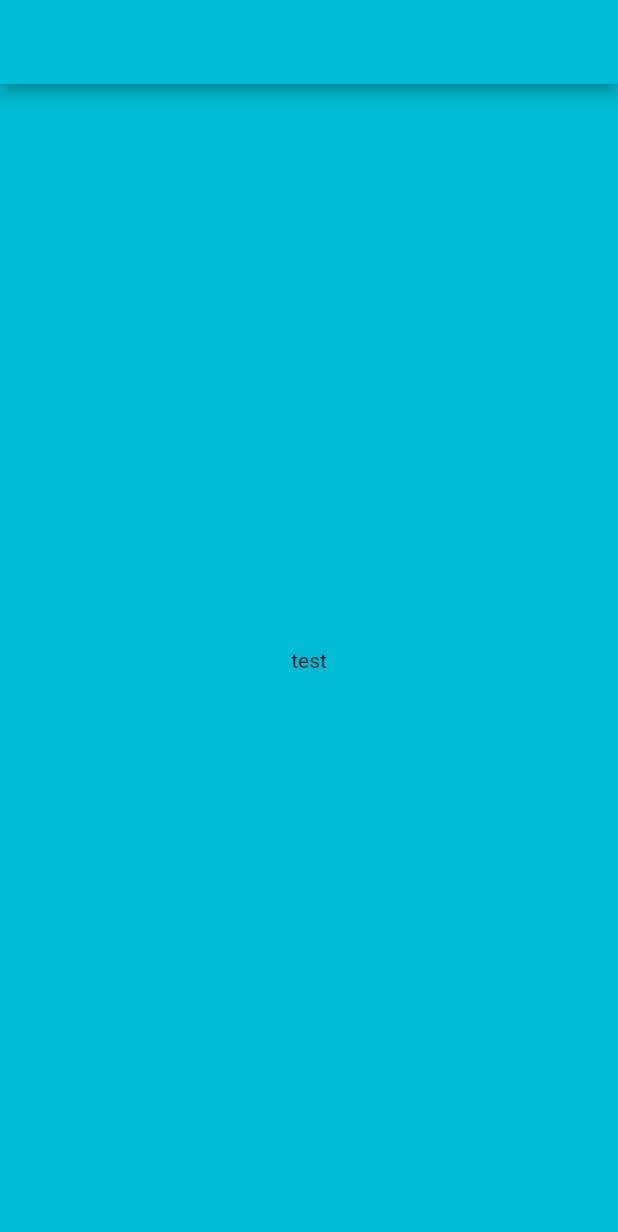
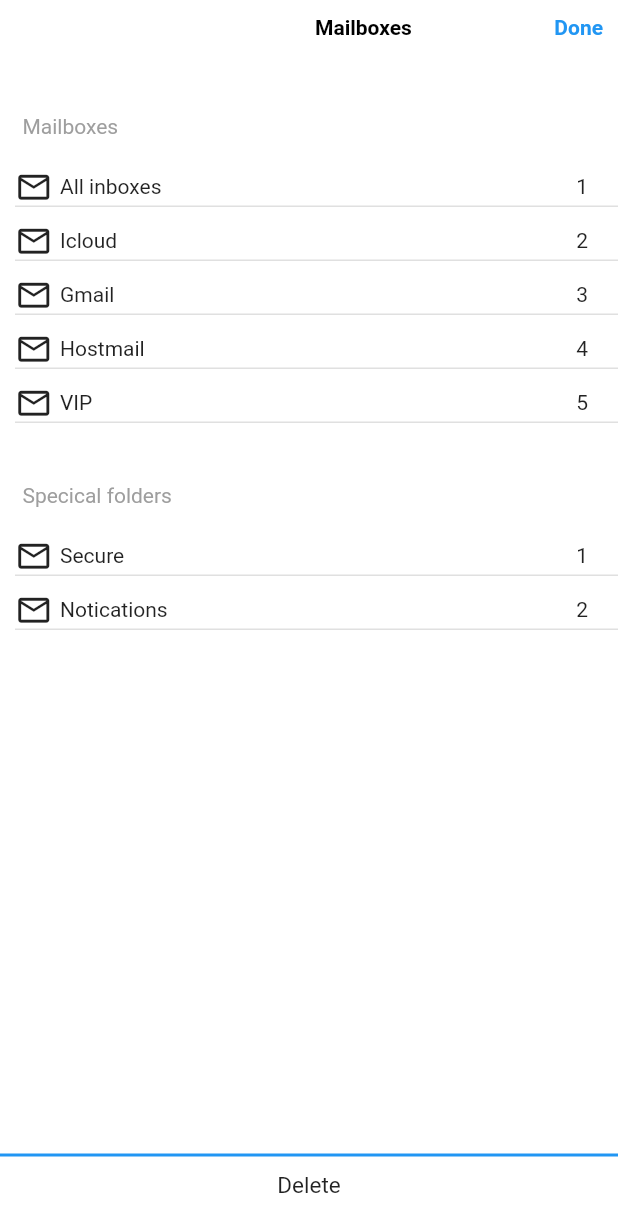
Before and after one commit to HieuNM47/TH_LapTrinhDiDong_LamNhom_TH2, a Flutter app: the screen it shows after launch, on a phone screen of 412 x 824 dp. Shown: the top 1232 px of the screen. Run offline on Flutter 3.47's test engine with Material 2 defaults, Android fonts, the phone set to English and light mode, and no system bars; missing offline and left inert: dart:html.

Commit message:
push giao dien home mail

```diff
--- a/th2_chuyenform/lib/main.dart
+++ b/th2_chuyenform/lib/main.dart
@@ -1,3 +1,5 @@
+import 'dart:html';
+
 import 'package:flutter/material.dart';
 
 void main() {
@@ -20,180 +22,143 @@ class MyApp extends StatelessWidget {
 
 class HomePage extends StatelessWidget {
   HomePage({Key? key}) : super(key: key);
+  bool valuesecond = false;
+
+  Padding titleSection(String text) {
+    return Padding(
+      padding: EdgeInsets.fromLTRB(15, 40, 20, 10),
+      child: Text(
+        text,
+        style: TextStyle(
+          color: Colors.grey[500],
+          // backgroundColor: Colors.blueGrey[50],
+        ),
+      ),
+    );
+  }
+
+  Padding itemMail(String name, String quantity) {
+    return Padding(
+      padding: EdgeInsets.fromLTRB(10, 10, 0, 0),
+      child: Column(
+        mainAxisAlignment: MainAxisAlignment.start,
+        children: [
+          Row(
+            mainAxisAlignment: MainAxisAlignment.spaceBetween,
+            children: [
+              Row(
+                children: [
+                  Icon(
+                    Icons.mail_outline,
+                    color: Colors.green[120],
+                    size: 25.0,
+                  ),
+                  Padding(
+                    padding: EdgeInsets.only(left: 5),
+                    child: Text(name),
+                  )
+                ],
+              ),
+              Padding(
+                padding: EdgeInsets.only(right: 20),
+                child: Text(quantity),
+              )
+            ],
+          ),
+          Container(
+            height: 1,
+            color: Colors.black12,
+          )
+        ],
+      ),
+    );
+  }
 
   @override
   Widget build(BuildContext context) {
+    Widget navSection = Padding(
+      padding: EdgeInsets.all(10),
+      child: Row(
+        mainAxisAlignment: MainAxisAlignment.spaceBetween,
+        children: [
+          Padding(
+            padding: EdgeInsets.only(left: 200),
+            child: const Text(
+              'Mailboxes',
+              style: TextStyle(
+                fontWeight: FontWeight.w600,
+                color: Colors.black,
+              ),
+            ),
+          ),
+          const Text(
+            'Done',
+            style: TextStyle(
+              fontWeight: FontWeight.w600,
+              color: Colors.blue,
+            ),
+          ),
+        ],
+      ),
+    );
+
+    Widget listItemMailboxesSection = Column(
+      mainAxisAlignment: MainAxisAlignment.start,
+      children: [
+        itemMail('All inboxes', '1'),
+        itemMail('Icloud', '2'),
+        itemMail('Gmail', '3'),
+        itemMail('Hostmail', '4'),
+        itemMail('VIP', '5'),
+      ],
+    );
+    Widget listItemSpecicalSection = Column(
+      mainAxisAlignment: MainAxisAlignment.start,
+      children: [
+        itemMail('Secure', '1'),
+        itemMail('Notications', '2'),
+      ],
+    );
+    Widget footerSection = Expanded(
+      child: Align(
+        alignment: FractionalOffset.bottomCenter,
+        child: Padding(
+          padding: EdgeInsets.fromLTRB(0, 20, 0, 25),
+          child: Column(
+            mainAxisAlignment: MainAxisAlignment.end,
+            children: [
+              Container(
+                height: 2,
+                color: Colors.blue,
+              ),
+              Padding(
+                padding: EdgeInsets.only(top: 10),
+                child: Text(
+                  'Delete',
+                  style: TextStyle(fontSize: 15),
+                ),
+              )
+            ],
+          ),
+        ),
+      ),
+    );
+
     return Scaffold(
-      appBar: AppBar(
-        backgroundColor: Colors.cyan,
-        //title: Text('Đăng nhập'),
-      ),
-      backgroundColor: Colors.cyan,
+      backgroundColor: Colors.white,
       body: Center(
           child: Column(
-        mainAxisAlignment: MainAxisAlignment.center,
+        mainAxisAlignment: MainAxisAlignment.start,
+        crossAxisAlignment: CrossAxisAlignment.start,
         children: <Widget>[
-          Text(
-            'test',
-          ),
+          navSection,
+          titleSection('Mailboxes'),
+          listItemMailboxesSection,
+          titleSection('Specical folders'),
+          listItemSpecicalSection,
+          footerSection,
         ],
       )),
     );
   }
 }
-
-class LoginPage extends StatelessWidget {
-  LoginPage({Key? key}) : super(key: key);
-  final _IDControlUse = TextEditingController();
-  final _IDControlPass = TextEditingController();
-  String Us = 'TOB123';
-  String Pass = '123456';
-
-  @override
-  Widget build(BuildContext context) {
-    void Login() {
-      if (_IDControlUse.text == '' && _IDControlPass.text == '') {
-        showDialog(
-            context: context,
-            builder: (BuildContext context) {
-              return AlertDialog(
-                title: const Text('Thông báo'),
-                content: Text('Yêu cầu nhập đầy đủ thông tin'),
-                actions: [
-                  TextButton(
-                    onPressed: () {
-                      Navigator.pop(context);
-                    },
-                    child: Text('Tắt'),
-                  )
-                ],
-              );
-            });
-      } else if (_IDControlUse.text == Us && _IDControlPass.text == Pass) {
-        //Navigator chuyển tới trang Load + mailBox, Showdialog chỉ mang tính chất test xử lý đăng nhập
-        showDialog(
-            context: context,
-            builder: (BuildContext context) {
-              return AlertDialog(
-                title: const Text('Thông báo'),
-                content: Text('Đăng nhập thành công'),
-                actions: [
-                  TextButton(
-                    onPressed: () {
-                      Navigator.pop(context);
-                    },
-                    child: Text('Tắt'),
-                  )
-                ],
-              );
-            });
-      } else {
-        //Navigator chuyển tới trang lỗi đăng nhập, Showdialog chỉ mang tính chất test xử lý đăng nhập
-        showDialog(
-            context: context,
-            builder: (BuildContext context) {
-              return AlertDialog(
-                title: const Text('Thông báo'),
-                content: Text('Đăng nhập không thành công'),
-                actions: [
-                  TextButton(
-                    onPressed: () {
-                      Navigator.pop(context);
-                    },
-                    child: Text('Tắt'),
-                  )
-                ],
-              );
-            });
-      }
-    }
-
-    ;
-
-    Widget Imagesection = Image.asset(
-      'images/Email.JPG',
-      width: 150,
-      height: 150,
-      fit: BoxFit.cover,
-    );
-    Widget TextSignln = Container(
-      alignment: Alignment.center,
-      child: Text(
-        'Signln',
-        style: TextStyle(fontSize: 60, color: Colors.white),
-      ),
-    );
-    Widget Textabc = Container(
-      alignment: Alignment.center,
-      child: Text(
-        'Speak, friend, and enter',
-        style: TextStyle(fontSize: 20),
-      ),
-    );
-    Widget TextBoxEmail = Container(
-      padding: EdgeInsets.all(15),
-      child: TextField(
-        controller: _IDControlUse,
-        textAlign: TextAlign.center,
-        decoration: InputDecoration(
-          fillColor: Colors.white,
-          filled: true,
-          hintText: 'Email',
-          prefixIcon: Icon(Icons.email, color: Colors.black),
-        ),
-      ),
-    );
-    Widget TextBoxPassword = Container(
-      padding: EdgeInsets.only(top: 15, right: 15, left: 15, bottom: 50),
-      child: TextField(
-        controller: _IDControlPass,
-        textAlign: TextAlign.center,
-        decoration: InputDecoration(
-          fillColor: Colors.white,
-          filled: true,
-          hintText: 'Password',
-          prefixIcon: Icon(Icons.lock, color: Colors.black),
-        ),
-        obscureText: true,
-      ),
-    );
-    Widget ButtonSignin = Container(
-      width: 480,
-      height: 50,
-      // padding: EdgeInsets.all(25),
-      child: OutlinedButton(
-        onPressed: () {
-          Login();
-        },
-        style: ButtonStyle(
-          backgroundColor: MaterialStateProperty.all(Colors.black),
-        ),
-        child: Text('SIGN IN', style: TextStyle(color: Colors.white)),
-      ),
-    );
-
-    return Scaffold(
-      appBar: AppBar(
-        backgroundColor: Colors.cyan,
-        //title: Text('Đăng nhập'),
-      ),
-      backgroundColor: Colors.cyan,
-      body: Center(
-          child: Column(
-        mainAxisAlignment: MainAxisAlignment.center,
-        children: <Widget>[
-          Imagesection,
-          TextSignln,
-          Textabc,
-          TextBoxEmail,
-          TextBoxPassword,
-          // SizedBox(
-          //   width: 30,
-          //   height: 30,
-          // ),
-          ButtonSignin,
-        ],
-      )),
-    );
-  }
-}
```
